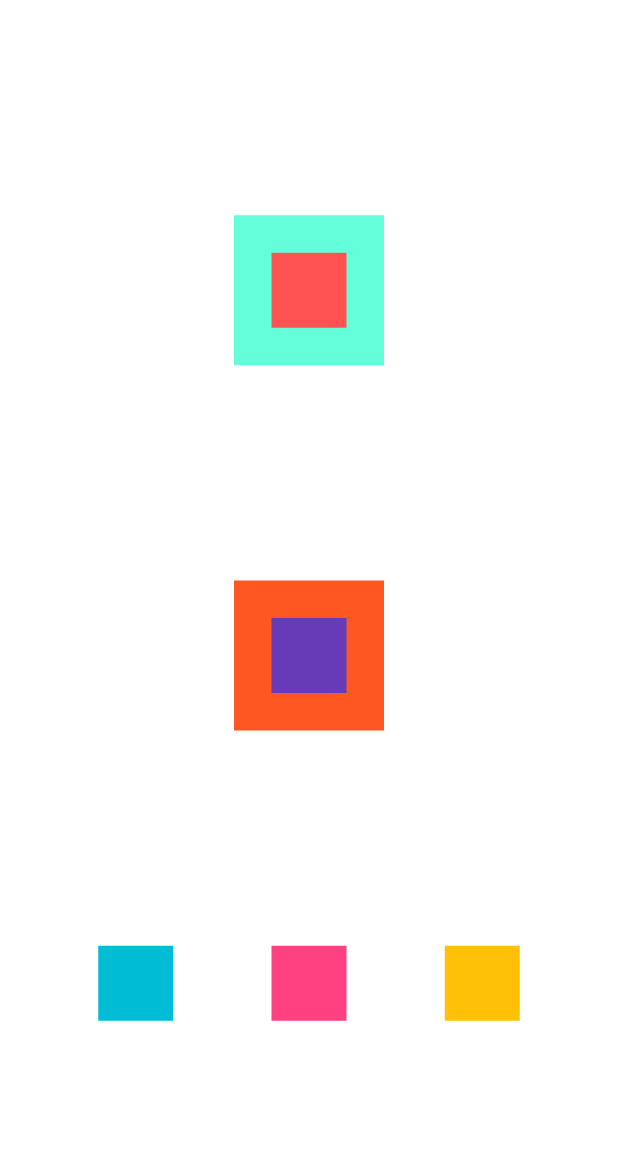
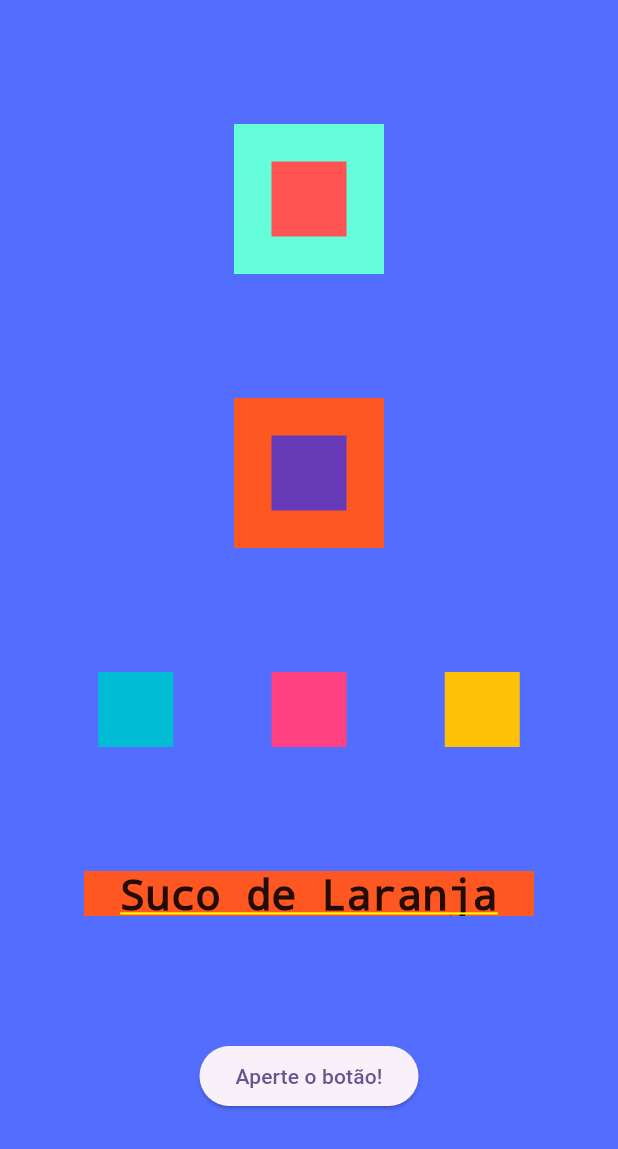
Before and after one commit to Kusko99/Alura-Projects, a Flutter app: the screen it shows after launch, on a phone screen of 412 x 824 dp. Shown: the top 1149 px of the screen. Run offline on Flutter 3.47's test engine with Material 2 defaults, Android fonts, the phone set to English and light mode, and no system bars.

Commit message:
More widgtes

```diff
--- a/Flutter/project/lib/main.dart
+++ b/Flutter/project/lib/main.dart
@@ -14,7 +14,9 @@
           colorScheme: ColorScheme.fromSeed(seedColor: Colors.deepPurple),
           useMaterial3: true,
         ),
-        home: Column(
+        home: Container(
+            color: Colors.indigoAccent,
+            child: Column(
               mainAxisAlignment: MainAxisAlignment.spaceEvenly,
               crossAxisAlignment: CrossAxisAlignment.center,
               children: [
@@ -69,7 +71,22 @@
                     )
                   ],
                 ),
+                Container(
+                  color: Colors.deepOrange,
+                  height: 30,
+                  width: 300,
+                  child: const Text(
+                    'Suco de Laranja',
+                    style: TextStyle(color: Colors.black87, fontSize: 28),
+                    textAlign: TextAlign.center,
+                  ),
+                ),
+                ElevatedButton(
+                    onPressed: () {
+                      print("Você apertou o botão");
+                    },
+                    child: const Text('Aperte o botão!'))
               ],
-        ));
+            )));
   }
 }
```
Lines whose indentation alone changed are shown as unchanged.
